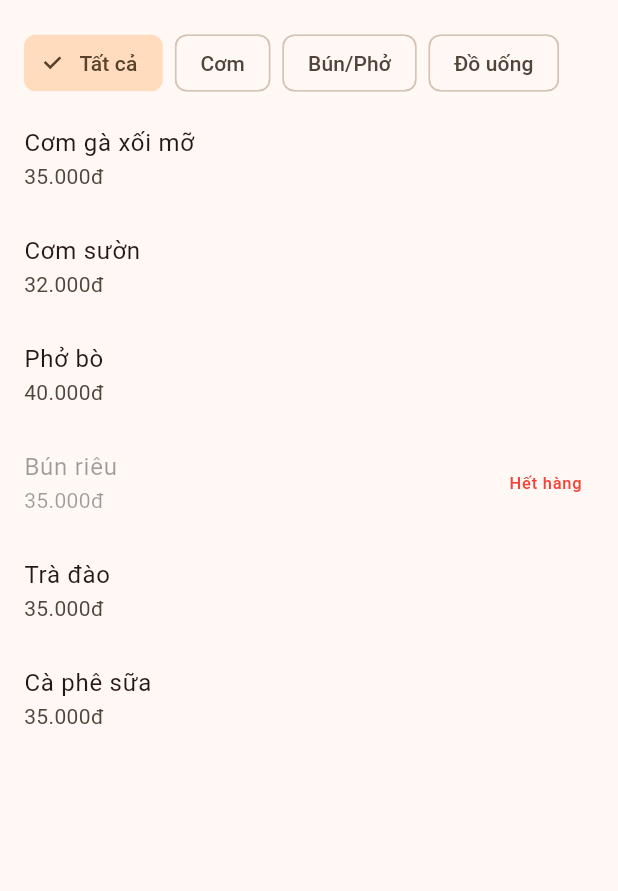
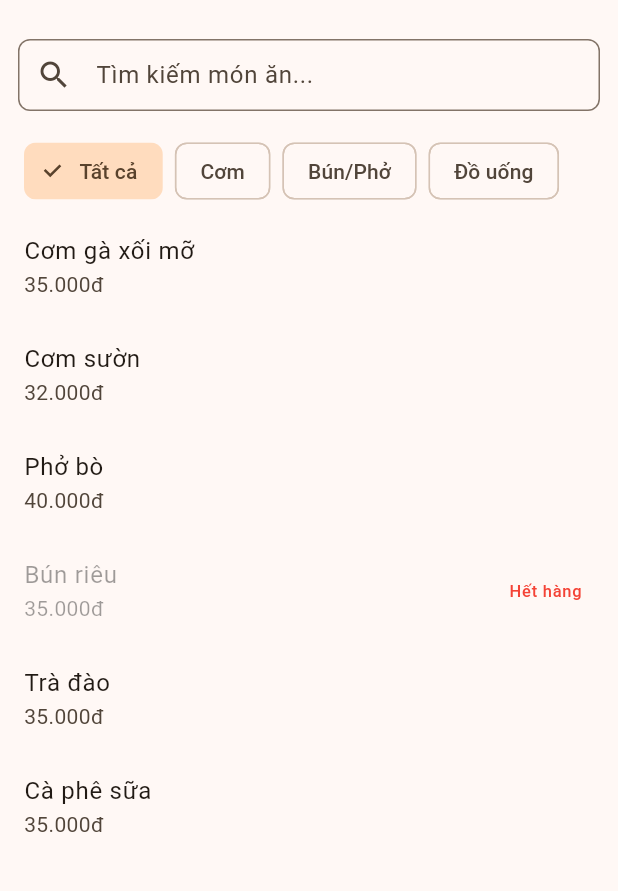
Before and after one commit to lucienhoang/canteen-app, a Flutter app: the screen it shows after launch, on a phone screen of 412 x 824 dp, the part 63-954 px from its top. Run offline on Flutter 3.47's test engine with Material 3 defaults, Android fonts, the phone set to English and light mode, and no system bars; our stand-ins replace sqflite; accounts and stored records are empty.

Commit message:
feat: add search feature to menu screen

```diff
--- a/lib/features/menu/menu_screen.dart
+++ b/lib/features/menu/menu_screen.dart
@@ -53,6 +53,22 @@ class MenuScreen extends StatelessWidget {
     // 3. Trạng thái hiển thị dữ liệu thành công
     return Column(
       children: [
+    //Thanh tìm kiếm (TextField)
+    Padding(
+    padding: const EdgeInsets.all(12.0),
+    child: TextField(
+    decoration: InputDecoration(
+    hintText: 'Tìm kiếm món ăn...',
+    prefixIcon: const Icon(Icons.search),
+    border: OutlineInputBorder(
+    borderRadius: BorderRadius.circular(8.0),
+    ),
+    contentPadding: const EdgeInsets.symmetric(horizontal: 16, vertical: 0),
+    ),
+    // Lắng nghe sự kiện gõ chữ và gọi hàm search bên ViewModel
+    onChanged: (value) => context.read<MenuViewmodel>().search(value),
+    ),
+    ),
         // Danh sách các mục cuộn ngang (Horizontal List)
         SizedBox(
           height: 56,
--- a/lib/features/menu/menu_viewmodel.dart
+++ b/lib/features/menu/menu_viewmodel.dart
@@ -20,6 +20,9 @@ class MenuViewmodel extends ChangeNotifier {
   List<MenuItem> _items = [];
   int? _selectedCategoryId; // null nghĩa là đang chọn "Tất cả"
 
+  //Thêm biến trạng thái lưu từ khóa tìm kiếm ---
+  String _searchQuery = '';
+
   // --- Getter cung cấp dữ liệu an toàn cho tầng UI ---
 
   /// Trạng thái đang tải dữ liệu
@@ -34,11 +37,17 @@ class MenuViewmodel extends ChangeNotifier {
   /// Id của danh mục hiện đang được chọn
   int? get selectedCategoryId => _selectedCategoryId;
 
-  /// Danh sách món được lọc tự động dựa theo theo danh mục đang chọn.
-  /// Nếu [_selectedCategoryId] là null thì trả về toàn bộ danh sách món.
+  //Thêm getter cho từ khóa tìm kiếm ---
+  String get searchQuery => _searchQuery;
+
+  //Cập nhật logic visibleItems để lọc kết hợp cả Danh mục và Từ khóa ---
+  /// Danh sách món được lọc tự động dựa theo theo danh mục đang chọn và từ khoá tìm kiếm.
   List<MenuItem> get visibleItems {
-    if (_selectedCategoryId == null) return _items;
-    return _items.where((i) => i.categoryId == _selectedCategoryId).toList();
+    return _items.where((i) {
+      final matchCategory = _selectedCategoryId == null || i.categoryId == _selectedCategoryId;
+      final matchSearch = _searchQuery.isEmpty || i.name.toLowerCase().contains(_searchQuery);
+      return matchCategory && matchSearch;
+    }).toList();
   }
 
   /// Tải danh sách danh mục và món từ Repository.
@@ -64,4 +73,11 @@ class MenuViewmodel extends ChangeNotifier {
     _selectedCategoryId = categoryId;
     notifyListeners(); // Thông báo UI cập nhật lại danh sách hiển thị
   }
+
+  //Thêm hàm xử lý tìm kiếm ở cuối class ---
+  // Lưu từ khoá tìm kiếm (chuyển về chữ thường để dễ so sánh) và thông báo cho UI vẽ lại
+  void search(String query) {
+    _searchQuery = query.toLowerCase();
+    notifyListeners();
+  }
 }
```
Also changed, not shown: 1 other file.
